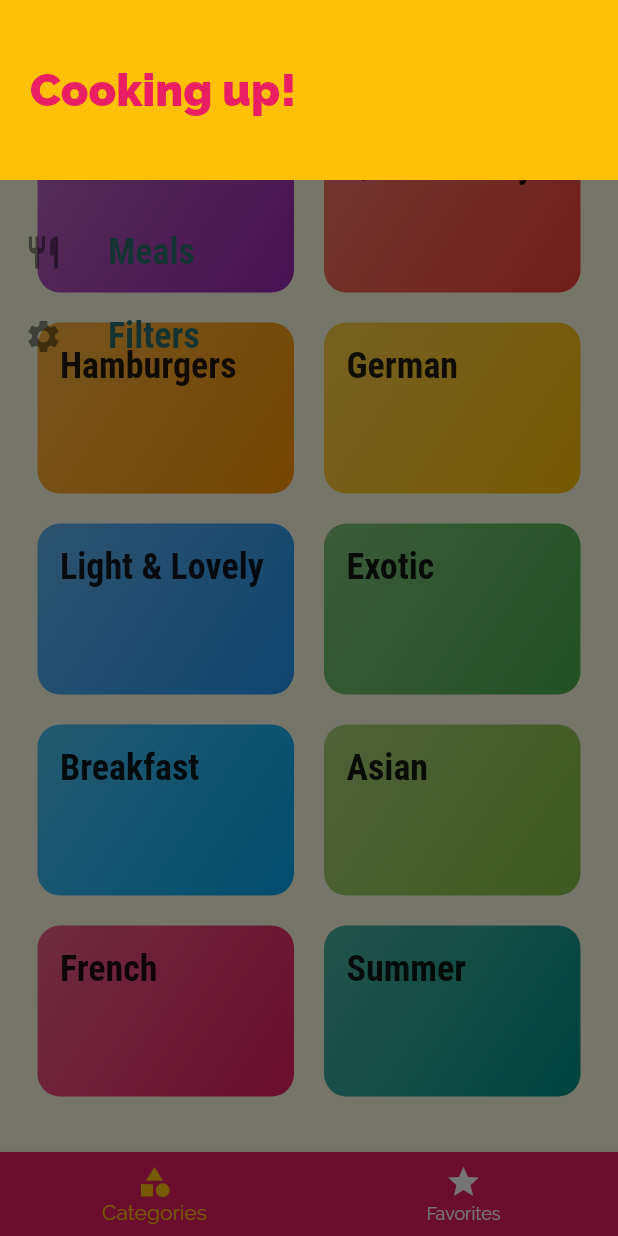
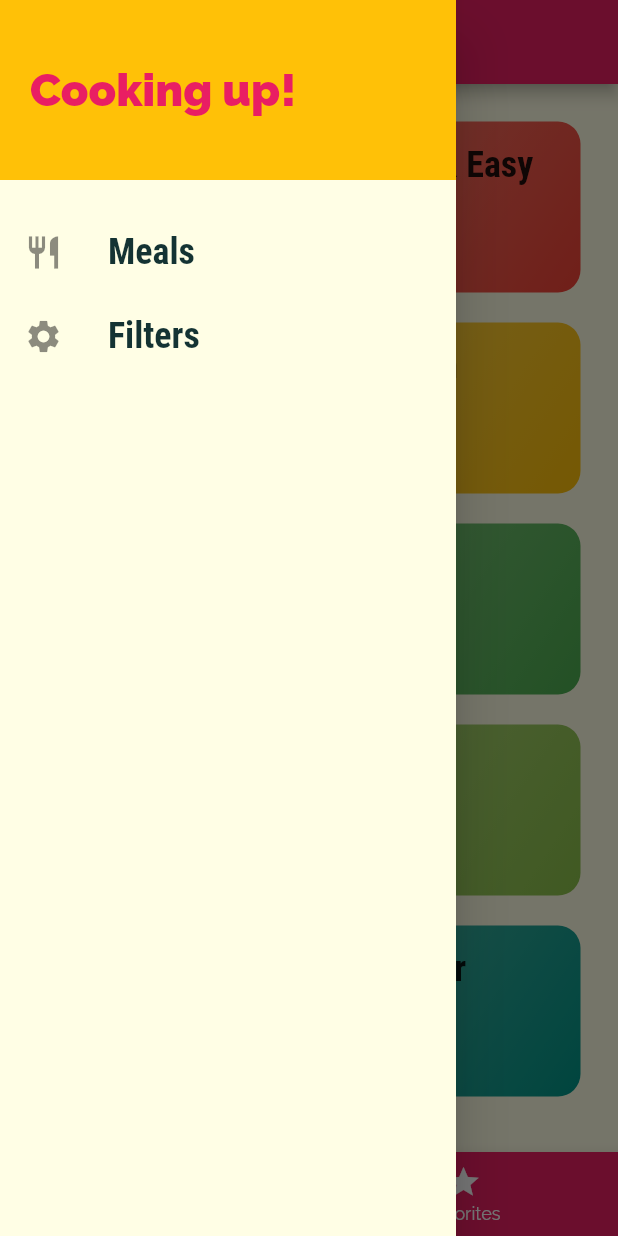
Before and after one commit to Rijon1810/meal_app, a Flutter app: the screen it shows after launch, with the side drawer open, on a phone screen of 412 x 824 dp. Run offline on Flutter 3.47's test engine with Material 2 defaults, Android fonts, the phone set to English and light mode, and no system bars.

Commit message:
morning commit

```diff
--- a/lib/main.dart
+++ b/lib/main.dart
@@ -1,7 +1,9 @@
 import 'package:flutter/material.dart';
 import 'package:meal_app/screens/category_meals_screen.dart';
+import 'package:meal_app/screens/filters_screen.dart';
 import 'package:meal_app/screens/meal_detail_screen.dart';
 import 'package:meal_app/screens/tabs_screen.dart';
+
 import 'screens/categories_screen.dart';
 
 void main() => runApp(MyApp());
@@ -36,6 +38,7 @@ class MyApp extends StatelessWidget {
         '/': (ctx) => TasbsScreen(),
         CategoryMealsScreen.routeName: (ctx) => CategoryMealsScreen(),
         MealDetailScreen.routeName: (ctx) => MealDetailScreen(),
+        FiltersScreen.routeName: (ctx) => FiltersScreen(),
       } /* ,
       onGenerateRoute: (settings){
         print(settings.arguments);
--- a/lib/widgets/main_drawer.dart
+++ b/lib/widgets/main_drawer.dart
@@ -1,7 +1,8 @@
 import 'package:flutter/material.dart';
+import 'package:meal_app/screens/filters_screen.dart';
 
 class MainDrawer extends StatelessWidget {
-  Widget buildListTile(String title, IconData icon) {
+  Widget buildListTile(String title, IconData icon, Function tapHandler) {
     return ListTile(
       leading: Icon(
         icon,
@@ -15,14 +16,14 @@ class MainDrawer extends StatelessWidget {
             fontWeight: FontWeight.bold),
       ),
       onTap: () {
-        //
+        tapHandler();
       },
     );
   }
 
   @override
   Widget build(BuildContext context) {
-    return Container(
+    return Drawer(
       child: Column(
         children: [
           Container(
@@ -43,8 +44,12 @@ class MainDrawer extends StatelessWidget {
           SizedBox(
             height: 20,
           ),
-          buildListTile('Meals', Icons.restaurant),
-          buildListTile('Filters', Icons.settings),
+          buildListTile('Meals', Icons.restaurant, () {
+            Navigator.of(context).pushReplacementNamed('/');
+          }),
+          buildListTile('Filters', Icons.settings, () {
+            Navigator.of(context).pushReplacementNamed(FiltersScreen.routeName);
+          }),
         ],
       ),
     );
```
Also changed, not shown: lib/screens/filters_screen.dart (added, +15 -0 lines).
